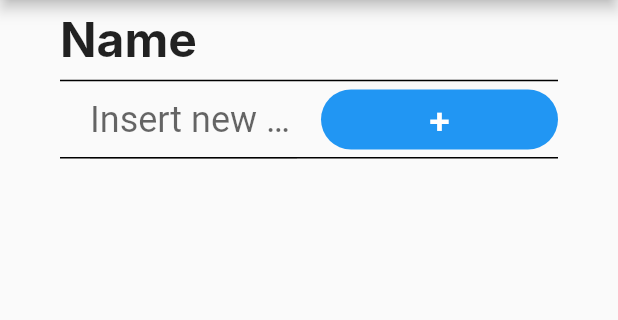
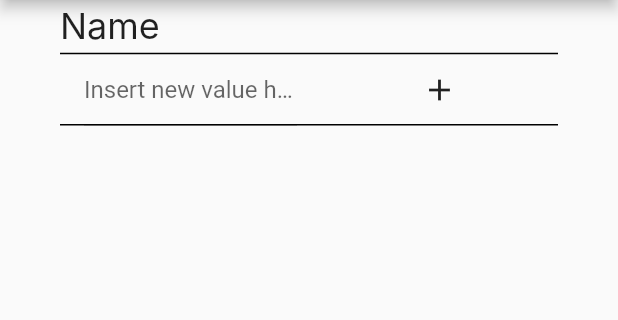
Before and after one commit to Andi7945/RescuenetWarehouse, a Flutter app: the EditCurrentLocations screen opened by its route, on a phone screen of 412 x 824 dp, the part 86-406 px from its top. Run offline on Flutter 3.47's test engine with Material 2 defaults, Android fonts, the phone set to English and light mode, and no system bars; our stand-ins replace cloud_firestore, equatable, file_picker, firebase_auth, firebase_core, firebase_storage and 3 more; missing offline and left inert: drag_and_drop_lists, shared_storage; accounts and stored records are empty; Roboto replaces fonts that are missing (Inter, Quicksand).

Commit message:
Use icon buttons on custom value pages

```diff
--- a/lib/edit_custom_values/edit_current_locations.dart
+++ b/lib/edit_custom_values/edit_current_locations.dart
@@ -5,7 +5,6 @@ import 'package:rescuenet_warehouse/edit_custom_values/proxy_current_location_us
 import 'package:rescuenet_warehouse/main.dart';
 
 import '../rescue_table.dart';
-import '../rescue_text.dart';
 import '../stores.dart';
 import '../widget/rescue_navigation_drawer.dart';
 import 'edit_custom_value_delete_button.dart';
@@ -52,7 +51,7 @@ class _EditCurrentLocationsState extends State<EditCurrentLocations> {
 
   _textField(CurrentLocation old) {
     return Padding(
-        padding: const EdgeInsets.only(left: 20),
+        padding: const EdgeInsets.only(left: 16),
         child: EditCustomValueTextField(
             TextEditingController(text: old.name),
             (newValue) =>
@@ -62,16 +61,16 @@ class _EditCurrentLocationsState extends State<EditCurrentLocations> {
 
   TableRow _addingRow() => TableRow(children: [
         Padding(
-            padding: const EdgeInsets.only(left: 20),
+            padding: const EdgeInsets.only(left: 16),
             child: EditCustomValueTextField(_addController)),
         _btnAdd()
       ]);
 
-  _btnAdd() => FilledButton(
+  _btnAdd() => IconButton(
       onPressed: () {
         Provider.of<StoreCurrentLocations>(context, listen: false)
             .upsert(CurrentLocation(uuid.v4(), _addController.text));
         _addController.clear();
       },
-      child: const RescueText(24, '+', fontWeight: FontWeight.w700));
+      icon: const Icon(Icons.add));
 }
--- a/lib/edit_custom_values/edit_custom_value_text_field.dart
+++ b/lib/edit_custom_values/edit_custom_value_text_field.dart
@@ -15,10 +15,10 @@ class _EditCustomValueTextFieldState extends State<EditCustomValueTextField> {
 
   @override
   Widget build(BuildContext context) => TextField(
-        style: const TextStyle(fontSize: 24),
+        style: const TextStyle(fontSize: 16),
         decoration: const InputDecoration(
             hintText: "Insert new value here",
-            hintStyle: TextStyle(fontSize: 24)),
+            hintStyle: TextStyle(fontSize: 16)),
         controller: widget.controller,
         onTap: () {
           _focussed = true;
--- a/lib/export_page_body.dart
+++ b/lib/export_page_body.dart
@@ -77,8 +77,8 @@ class _ExportPageBodyState extends State<ExportPageBody> {
   _topRow() => Row(
         mainAxisAlignment: MainAxisAlignment.spaceBetween,
         children: [
-          RescueText.headline(
-              "All containers marked as ready ($countReadyContainers / $countAllContainers)"),
+          RescueText.normal(
+              "Containers marked as ready ($countReadyContainers / $countAllContainers)"),
           _summaryButton()
         ],
       );
--- a/lib/rescue_table.dart
+++ b/lib/rescue_table.dart
@@ -19,13 +19,15 @@ class RescueTable extends StatelessWidget {
 
     var expandedColumnWidths = _columnWidthsWithPaddingBoxes();
 
-    return Table(
-      border:
-          const TableBorder(top: side, bottom: side, horizontalInside: side),
-      columnWidths: expandedColumnWidths,
-      defaultVerticalAlignment: TableCellVerticalAlignment.middle,
-      children: [headline, ...rows],
-    );
+    return SingleChildScrollView(
+        scrollDirection: Axis.vertical,
+        child: Table(
+          border: const TableBorder(
+              top: side, bottom: side, horizontalInside: side),
+          columnWidths: expandedColumnWidths,
+          defaultVerticalAlignment: TableCellVerticalAlignment.middle,
+          children: [headline, ...rows],
+        ));
   }
 
   TableRow _buildHeadline() {
@@ -34,8 +36,8 @@ class RescueTable extends StatelessWidget {
   }
 
   Widget headlineCell(e) => Padding(
-      padding: const EdgeInsets.only(top: 8, bottom: 8),
-      child: RescueText.headline(e));
+      padding: const EdgeInsets.only(top: 4, bottom: 4),
+      child: RescueText.normal(e));
 
   TableRow _addPaddingBoxes(TableRow row) {
     var children =
```
Also changed, not shown: lib/edit_custom_values/edit_container_types.dart (+3 -4 lines), lib/edit_custom_values/edit_custom_value_delete_button.dart (+3 -8 lines), lib/edit_custom_values/edit_module_destinations.dart (+4 -5 lines).
